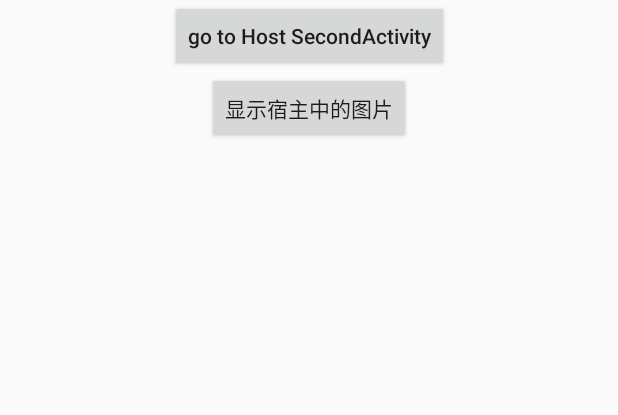
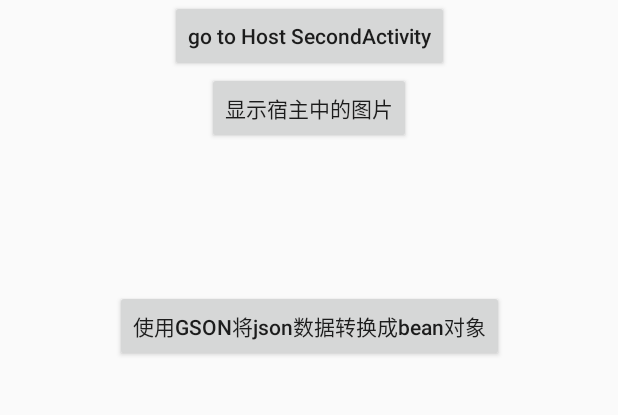
Before and after one commit to WoXinfeiyang/RepluginTest03, an Android app: the screen it shows after launch (PluginMainActivity), on a phone screen of 412 x 824 dp, the part 113-528 px from its top. Run offline under Robolectric (Android 15) with nearby library versions, the phone set to English and light mode, and no system bars.

Commit message:
插件使用Gson解析json数据操作

```diff
--- a/Plugin/app/build.gradle
+++ b/Plugin/app/build.gradle
@@ -41,6 +41,8 @@ dependencies {
     implementation 'androidx.core:core-ktx:1.3.1'
     implementation 'androidx.appcompat:appcompat:1.2.0'
     implementation 'androidx.constraintlayout:constraintlayout:2.0.1'
+    implementation 'com.google.code.gson:gson:2.8.5'
+
     testImplementation 'junit:junit:4.12'
     androidTestImplementation 'androidx.test.ext:junit:1.1.2'
     androidTestImplementation 'androidx.test.espresso:espresso-core:3.3.0'
--- a/Plugin/app/src/main/res/layout/activity_main.xml
+++ b/Plugin/app/src/main/res/layout/activity_main.xml
@@ -43,4 +43,13 @@
         app:layout_constraintRight_toRightOf="parent"
         app:layout_constraintTop_toBottomOf="@id/btn02" />
 
+    <Button
+        android:id="@+id/btn03"
+        android:layout_width="wrap_content"
+        android:layout_height="wrap_content"
+        android:text="使用GSON将json数据转换成bean对象"
+        android:textAllCaps="false"
+        app:layout_constraintLeft_toLeftOf="parent"
+        app:layout_constraintRight_toRightOf="parent"
+        app:layout_constraintTop_toBottomOf="@id/iv" />
 </androidx.constraintlayout.widget.ConstraintLayout>
```
Also changed, not shown: Plugin/app/src/main/java/com/fxj/Plugin/Person.java (added, +15 -0 lines), Plugin/app/src/main/java/com/fxj/Plugin/PluginMainActivity.kt (+13 -0 lines).
